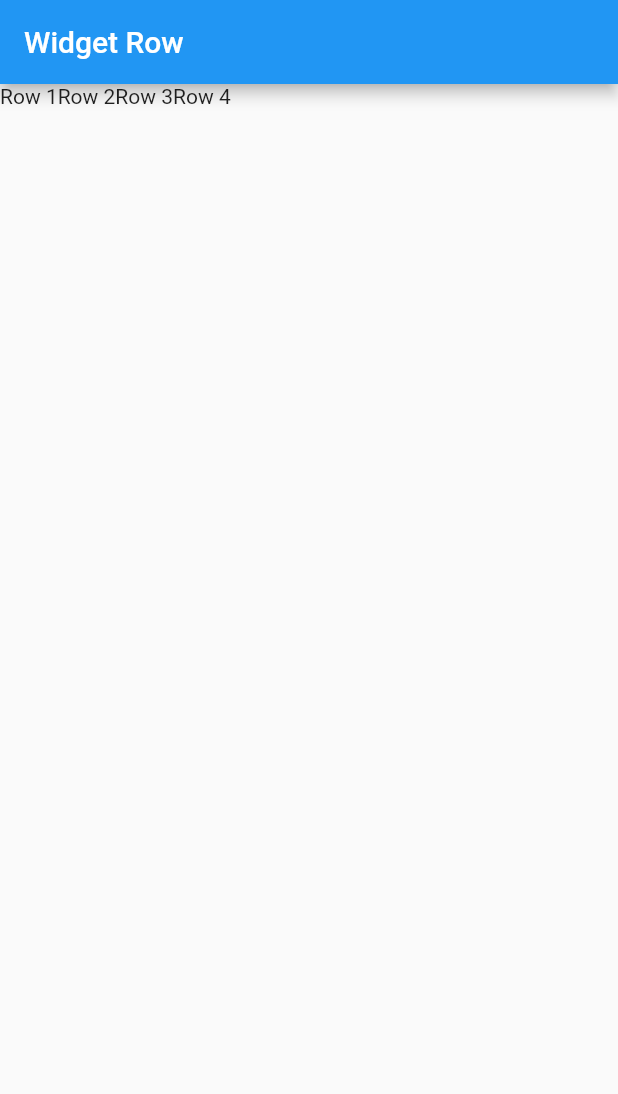
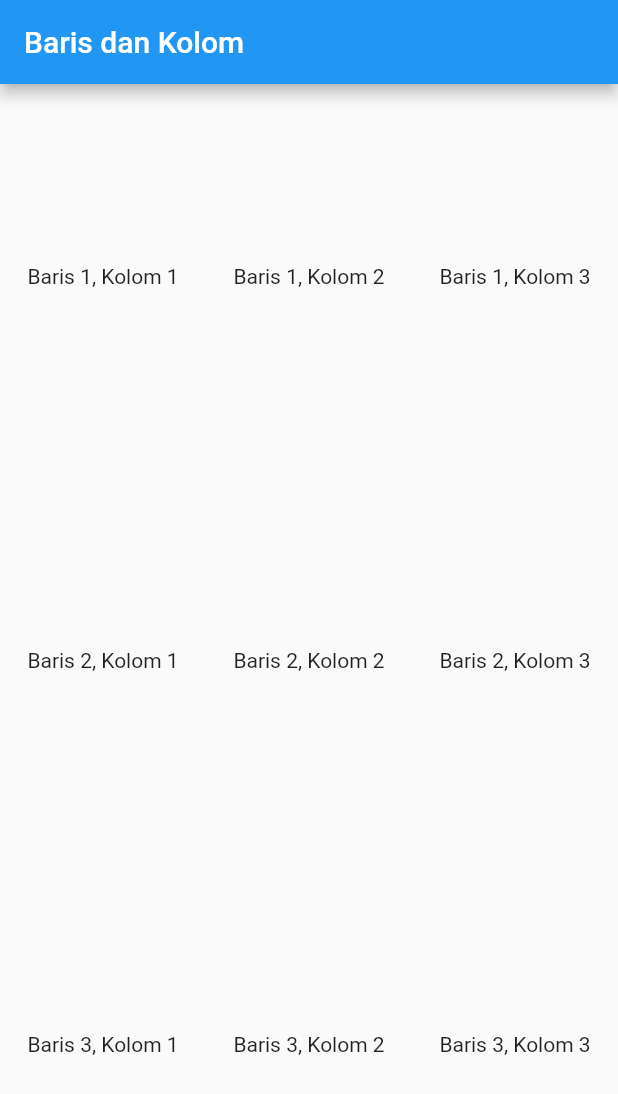
Before and after one commit to alfimonth/mobile-app-klinik, a Flutter app: the screen it shows after launch, on a phone screen of 412 x 824 dp. Shown: the top 1094 px of the screen. Run offline on Flutter 3.47's test engine with Material 2 defaults, Android fonts, the phone set to English and light mode, and no system bars.

Commit message:
Membuat baris dan kolom

```diff
--- /dev/null
+++ b/lib/baris_kolom.dart
@@ -0,0 +1,52 @@
+import 'package:flutter/material.dart';
+
+class BarisKolomWidget extends StatelessWidget {
+  const BarisKolomWidget({Key? key}) : super(key: key);
+
+  @override
+  Widget build(BuildContext context) {
+    return Scaffold(
+      appBar: AppBar(
+        title: const Text("Baris dan Kolom"),
+      ),
+      body: Row(
+        mainAxisAlignment: MainAxisAlignment.spaceAround,
+        children: [
+          for (var i = 1; i < 4; i++)
+            Column(
+              mainAxisAlignment: MainAxisAlignment.spaceAround,
+              children: [
+                for (var j = 1; j < 4; j++) Text("Baris $j, Kolom $i")
+              ],
+            ),
+          // Column(
+          //   children: const [
+          //     Text("Baris 1, Kolom 1"),
+          //     Text("Baris 2, Kolom 1"),
+          //     Text("Baris 3, Kolom 1"),
+          //     Text("Baris 4, Kolom 1")
+          //   ],
+          // ),
+          // Column(
+          //   mainAxisAlignment: MainAxisAlignment.spaceAround,
+          //   children: const [
+          //     Text("Baris 1, Kolom 2"),
+          //     Text("Baris 2, Kolom 2"),
+          //     Text("Baris 3, Kolom 2"),
+          //     Text("Baris 4, Kolom 2")
+          //   ],
+          // ),
+          // Column(
+          //   mainAxisAlignment: MainAxisAlignment.spaceAround,
+          //   children: const [
+          //     Text("Baris 1, Kolom 3"),
+          //     Text("Baris 2, Kolom 3"),
+          //     Text("Baris 3, Kolom 3"),
+          //     Text("Baris 4, Kolom 3")
+          //   ],
+          // )
+        ],
+      ),
+    );
+  }
+}
--- a/lib/main.dart
+++ b/lib/main.dart
@@ -1,7 +1,8 @@
 import 'package:flutter/material.dart';
 // import 'hello_world.dart';
 // import 'column_widget.dart';
-import 'row_widget.dart';
+// import 'row_widget.dart';
+import 'baris_kolom.dart';
 
 
 void main() {
@@ -17,7 +18,8 @@
       title: 'Klinik',
       // home: HelloWorld(),
       // home: ColumnWidget(),
-      home: RowWidget(),
+      // home: RowWidget(),
+      home: BarisKolomWidget(),
     );
   }
 }
```
